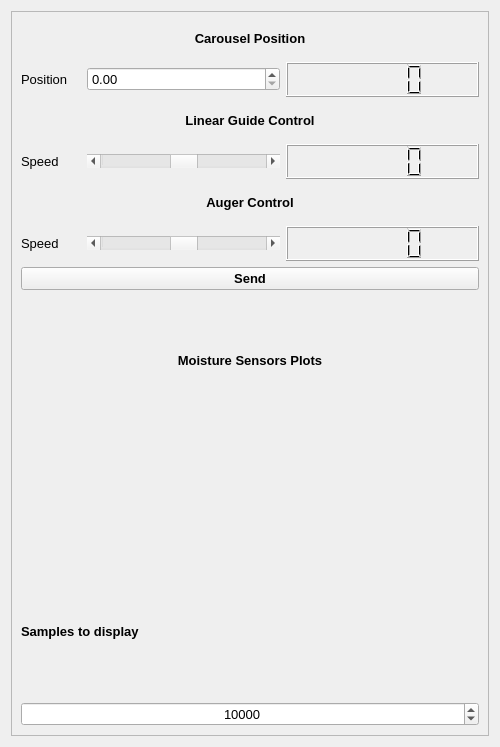
This is UI_App/qt_ui_files/science_tab_layout.ui in mcgill-robotics/rover as Qt 5 draws it before an edit. The edited form follows.
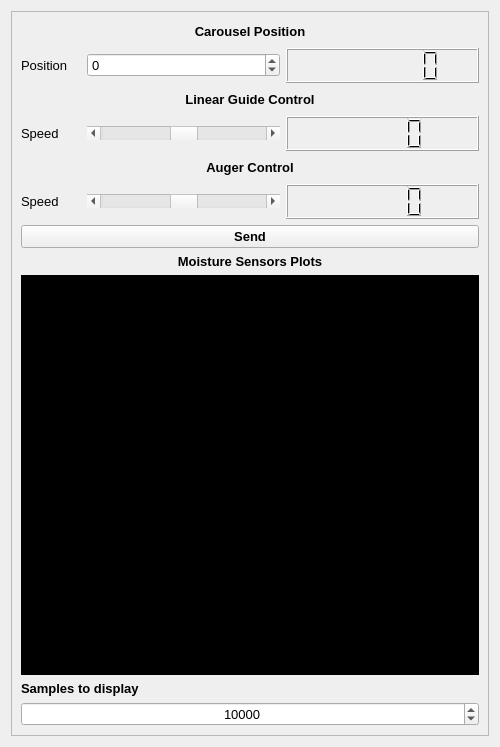
This is the edited form. Custom widgets are drawn as their Qt base class.

Commit message: Change  science message structure, update science sim, change ui to plot moisture sensor data in UI

```diff
--- a/UI_App/qt_ui_files/science_tab_layout.ui
+++ b/UI_App/qt_ui_files/science_tab_layout.ui
@@ -39,7 +39,7 @@
          <item row="2" column="0">
           <layout class="QGridLayout" name="gridLayout_22">
            <property name="sizeConstraint">
-            <enum>QLayout::SetNoConstraint</enum>
+            <enum>QLayout::SetDefaultConstraint</enum>
            </property>
            <item row="4" column="0" colspan="3">
             <widget class="QLabel" name="linear_guide_label">
@@ -89,7 +89,14 @@
             </widget>
            </item>
            <item row="6" column="2">
-            <widget class="QLCDNumber" name="linear_guide_fb_lcd"/>
+            <widget class="QLCDNumber" name="linear_guide_fb_lcd">
+             <property name="maximumSize">
+              <size>
+               <width>500</width>
+               <height>16777215</height>
+              </size>
+             </property>
+            </widget>
            </item>
            <item row="2" column="0">
             <widget class="QLabel" name="carousel_position_inc_label">
@@ -147,6 +154,12 @@
            </item>
            <item row="2" column="1">
             <widget class="QDoubleSpinBox" name="carousel_position_inc_spinbox">
+             <property name="decimals">
+              <number>0</number>
+             </property>
+             <property name="minimum">
+              <double>-360.000000000000000</double>
+             </property>
              <property name="maximum">
               <double>360.000000000000000</double>
              </property>
@@ -159,10 +172,33 @@
             </widget>
            </item>
            <item row="9" column="2">
-            <widget class="QLCDNumber" name="auger_speed_fb_lcd"/>
+            <widget class="QLCDNumber" name="auger_speed_fb_lcd">
+             <property name="maximumSize">
+              <size>
+               <width>500</width>
+               <height>16777215</height>
+              </size>
+             </property>
+            </widget>
            </item>
            <item row="2" column="2">
-            <widget class="QLCDNumber" name="carousel_position_fb_lcd"/>
+            <widget class="QLCDNumber" name="carousel_position_fb_lcd">
+             <property name="maximumSize">
+              <size>
+               <width>500</width>
+               <height>16777215</height>
+              </size>
+             </property>
+             <property name="smallDecimalPoint">
+              <bool>false</bool>
+             </property>
+             <property name="digitCount">
+              <number>7</number>
+             </property>
+             <property name="mode">
+              <enum>QLCDNumber::Dec</enum>
+             </property>
+            </widget>
            </item>
            <item row="7" column="0" colspan="3">
             <widget class="QLabel" name="auger_label">
@@ -237,6 +273,19 @@
          </item>
         </layout>
        </item>
+       <item row="5" column="1">
+        <widget class="QLabel" name="moisture_sampleCnt_label">
+         <property name="font">
+          <font>
+           <weight>75</weight>
+           <bold>true</bold>
+          </font>
+         </property>
+         <property name="text">
+          <string>Samples to display</string>
+         </property>
+        </widget>
+       </item>
        <item row="1" column="1">
         <widget class="QPushButton" name="send_button">
          <property name="font">
@@ -250,52 +299,7 @@
          </property>
         </widget>
        </item>
-       <item row="2" column="1">
-        <widget class="QLabel" name="moisture_plotter_label">
-         <property name="font">
-          <font>
-           <weight>75</weight>
-           <bold>true</bold>
-          </font>
-         </property>
-         <property name="text">
-          <string>Moisture Sensors Plots</string>
-         </property>
-         <property name="alignment">
-          <set>Qt::AlignCenter</set>
-         </property>
-        </widget>
-       </item>
-       <item row="4" column="1">
-        <widget class="QLabel" name="moisture_sampleCnt_label">
-         <property name="font">
-          <font>
-           <weight>75</weight>
-           <bold>true</bold>
-          </font>
-         </property>
-         <property name="text">
-          <string>Samples to display</string>
-         </property>
-        </widget>
-       </item>
-       <item row="3" column="1">
-        <widget class="QwtPlot" name="moisture_plotter">
-         <property name="canvasBackground">
-          <brush brushstyle="CrossPattern">
-           <color alpha="255">
-            <red>0</red>
-            <green>0</green>
-            <blue>0</blue>
-           </color>
-          </brush>
-         </property>
-         <property name="autoReplot">
-          <bool>false</bool>
-         </property>
-        </widget>
-       </item>
-       <item row="5" column="1">
+       <item row="6" column="1">
         <widget class="QSpinBox" name="moisture_sampleCnt_spinbox">
          <property name="alignment">
           <set>Qt::AlignCenter</set>
@@ -314,19 +318,41 @@
          </property>
         </widget>
        </item>
+       <item row="3" column="1">
+        <widget class="QWidget" name="moisture_plotter" native="true">
+         <property name="minimumSize">
+          <size>
+           <width>0</width>
+           <height>400</height>
+          </size>
+         </property>
+         <property name="styleSheet">
+          <string notr="true">background-color: rgb(0, 0, 0);</string>
+         </property>
+        </widget>
+       </item>
+       <item row="2" column="1">
+        <widget class="QLabel" name="moisture_plotter_label">
+         <property name="font">
+          <font>
+           <weight>75</weight>
+           <bold>true</bold>
+          </font>
+         </property>
+         <property name="text">
+          <string>Moisture Sensors Plots</string>
+         </property>
+         <property name="alignment">
+          <set>Qt::AlignCenter</set>
+         </property>
+        </widget>
+       </item>
       </layout>
      </widget>
     </widget>
    </item>
   </layout>
  </widget>
- <customwidgets>
-  <customwidget>
-   <class>QwtPlot</class>
-   <extends>QFrame</extends>
-   <header>qwt_plot.h</header>
-  </customwidget>
- </customwidgets>
  <resources>
   <include location="../ressources/buttons.qrc"/>
  </resources>
```
Left out of the diff: 2 changed lines with no effect on the pictures. The commit also changes 4 other files.
